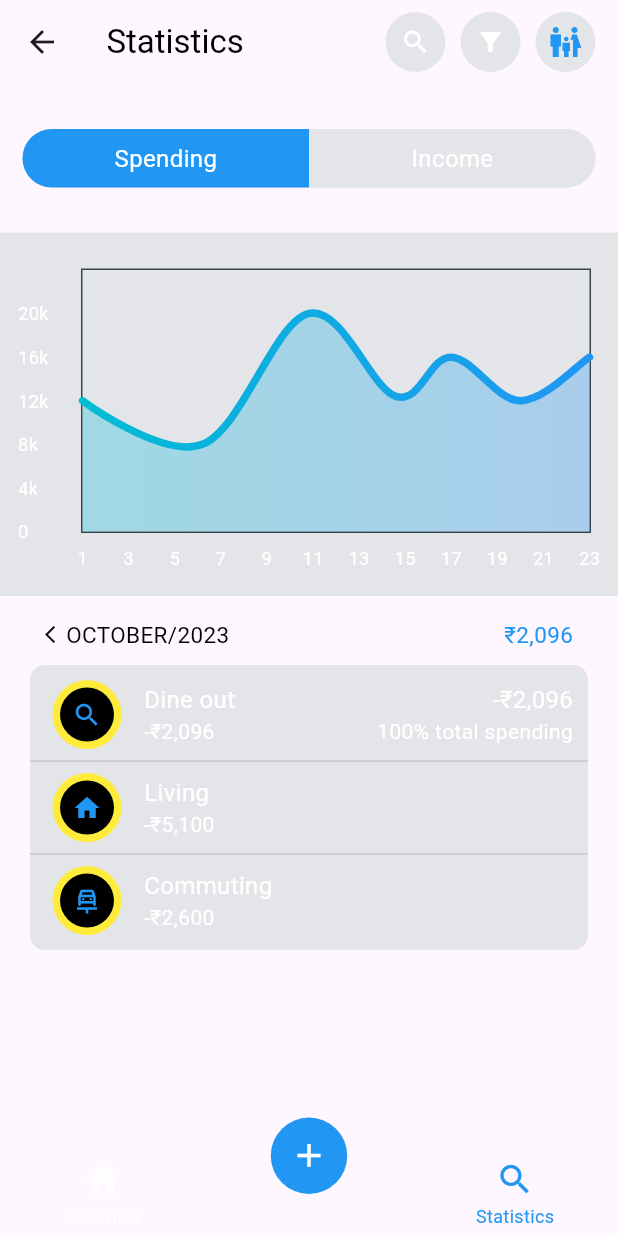
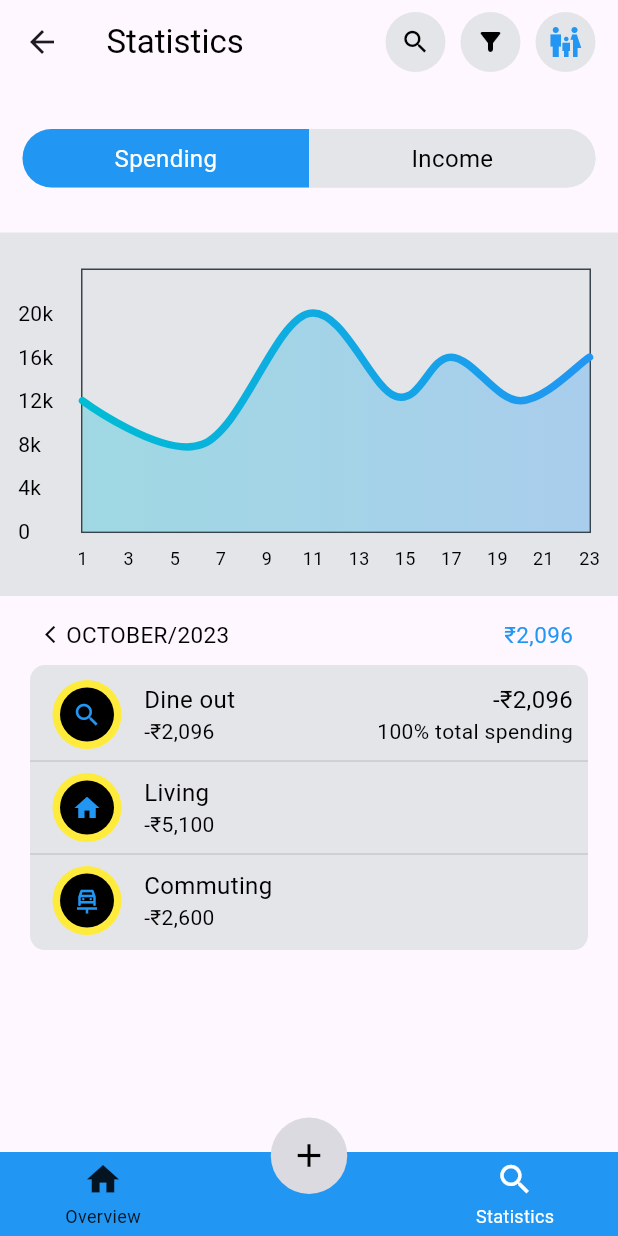
Before and after one commit to HorizoncoreDev/ExpenseManager, a Flutter app: the DashBoard screen opened directly, item 3 of the bottom bar chosen, on a phone screen of 412 x 824 dp. Run offline on Flutter 3.47's test engine with Material 3 defaults, Android fonts, the phone set to English and light mode, and no system bars; drawn by our look-alikes of fl_chart, persistent_bottom_nav_bar_v2; our stand-ins replace dropdown_button2, firebase_auth, firebase_core, flutter_bloc, flutter_svg, flutter_switch and 5 more; missing offline and left inert: flutter_facebook_auth, flutter_login_facebook; accounts and stored records are empty.

Commit message:
Light and dark mode theme completed.

```diff
--- a/lib/dashboard/dashboard.dart
+++ b/lib/dashboard/dashboard.dart
@@ -43,7 +43,7 @@ class _DashBoardState extends State<DashBoard> {
                 screens: buildScreens(),
                 items: _navBarsItems(),
                 confineInSafeArea: true,
-                backgroundColor: Helper.getBackgroundColor(context),
+                backgroundColor: Helper.getBottomNavigationColor(context).backgroundColor!,
                 handleAndroidBackButtonPress: true,
                 resizeToAvoidBottomInset: true,
                 stateManagement: true,
@@ -51,7 +51,7 @@ class _DashBoardState extends State<DashBoard> {
                 hideNavigationBarWhenKeyboardShows: true,
                 margin: EdgeInsets.zero,
                 popActionScreens: PopActionScreensType.all,
-                //bottomScreenMargin: 50,
+                // bottomScreenMargin: 50,
                 hideNavigationBar: hideNavBar,
                 popAllScreensOnTapOfSelectedTab: true,
                 navBarStyle: NavBarStyle.style15,
@@ -65,22 +65,23 @@ class _DashBoardState extends State<DashBoard> {
       PersistentBottomNavBarItem(
         icon: Icon(Icons.home),
         title: "Overview",
-        activeColorPrimary: Colors.blue,
-        inactiveColorPrimary: Colors.white70,
-        inactiveColorSecondary: Colors.blue,
+        activeColorPrimary: Helper.getBottomNavigationColor(context).selectedItemColor!,
+        inactiveColorPrimary: Helper.getBottomNavigationColor(context).unselectedItemColor!,
+        inactiveColorSecondary: Colors.white,
       ),
       PersistentBottomNavBarItem(
         icon: Icon(Icons.add),
         contentPadding: 0,
-        activeColorPrimary: Colors.blue,
-        activeColorSecondary: Colors.white,
-        inactiveColorPrimary: Colors.white,
+        activeColorPrimary:  Helper.getMiddleBottomNavBarItem(context),
+        activeColorSecondary: Helper.getTextColor(context),
+        inactiveColorPrimary: Helper.getTextColor(context),
+        inactiveColorSecondary: Helper.getTextColor(context)
          ),
       PersistentBottomNavBarItem(
         icon: Icon(Icons.search),
         title: ("Statistics"),
-        activeColorPrimary: Colors.blue,
-        inactiveColorPrimary: Colors.white70,
+        activeColorPrimary: Helper.getBottomNavigationColor(context).selectedItemColor!,
+        inactiveColorPrimary: Helper.getBottomNavigationColor(context).unselectedItemColor!,
       ),
     ];
   }
--- a/lib/overview_screen/add_spending/add_spending_screen.dart
+++ b/lib/overview_screen/add_spending/add_spending_screen.dart
@@ -215,7 +215,7 @@ class _AddSpendingScreenState extends State<AddSpendingScreen> {
                                 isExpanded: true,
                                 icon: const Icon(
                                   Icons.keyboard_arrow_down,
-                                  color: Colors.grey,
+                                  color: Colors.white,
                                 ),
                               ),
                             )),
@@ -797,7 +797,7 @@ class _AddSpendingScreenState extends State<AddSpendingScreen> {
                 Text("Cash",
                   overflow: TextOverflow.ellipsis,
                   style: TextStyle(
-                      color: Helper.getTextColor(context),
+                      color: Colors.white,
                       fontSize: 12
                   ),
                 ),
--- a/lib/overview_screen/overview_screen.dart
+++ b/lib/overview_screen/overview_screen.dart
@@ -263,7 +263,7 @@ class _OverviewScreenState extends State<OverviewScreen> {
                                 bottomRight: Radius.circular(10),
                                 topLeft: Radius.circular(5))
                         ),
-                        child: const Icon(Icons.arrow_forward,size: 18,),
+                        child: Icon(Icons.arrow_forward,size: 18,color: Colors.white,),
                       ),
                     ),
                   ),
@@ -352,7 +352,7 @@ class _OverviewScreenState extends State<OverviewScreen> {
               child: Column(
                 children: [
                   20.heightBox,
-                  const Icon(Icons.account_balance_wallet,color: Colors.white,size: 80,),
+                  Icon(Icons.account_balance_wallet,color: Helper.getTextColor(context),size: 80,),
                   10.heightBox,
                   Text("You don't have any expenses yet",
                   style: TextStyle(
@@ -518,7 +518,7 @@ class _OverviewScreenState extends State<OverviewScreen> {
                                 bottomRight: Radius.circular(10),
                                 topLeft: Radius.circular(5))
                         ),
-                        child: const Icon(Icons.arrow_forward,size: 18,),
+                        child: const Icon(Icons.arrow_forward,size: 18,color: Colors.white,),
                       ),
                     ),
                   ),
--- a/lib/statistics/statistics_screen.dart
+++ b/lib/statistics/statistics_screen.dart
@@ -72,9 +72,9 @@ class _StatisticsScreenState extends State<StatisticsScreen> {
                           shape: BoxShape.circle,
                           color: Helper.getCardColor(context)
                       ),
-                      child: const Icon(
+                      child: Icon(
                         Icons.search,
-                        color: Colors.white,
+                        color: Helper.getTextColor(context),
                         size: 20,
                       ),
                     ),
@@ -111,9 +111,9 @@ class _StatisticsScreenState extends State<StatisticsScreen> {
                           shape: BoxShape.circle,
                           color: Helper.getCardColor(context)
                       ),
-                      child: const Icon(
+                      child: Icon(
                         Icons.filter_alt_rounded,
-                        color: Colors.white,
+                        color: Helper.getTextColor(context),
                         size: 20,
                       ),
                     ),
@@ -173,13 +173,14 @@ class _StatisticsScreenState extends State<StatisticsScreen> {
                                             color: currPage == 1
                                                 ? Colors.blue
                                                 : Helper.getCardColor(context)),
-                                        child: const Align(
+                                        child: Align(
                                           alignment: Alignment.center,
                                           child: Text(
                                             'Spending',
                                             style: TextStyle(
                                               fontSize: 16,
-                                              color: Colors.white,
+                                              color: currPage == 1 ? Colors.white
+                                                  : Helper.getTextColor(context),
                                             ),
                                           ),
                                         )),
@@ -201,13 +202,14 @@ class _StatisticsScreenState extends State<StatisticsScreen> {
                                             color: currPage == 2
                                                 ? Colors.blue
                                                 : Helper.getCardColor(context)),
-                                        child: const Align(
+                                        child: Align(
                                           alignment: Alignment.center,
                                           child: Text(
                                             'Income',
                                             style: TextStyle(
                                               fontSize: 16,
-                                              color: Colors.white,
+                                              color:  currPage == 2 ? Colors.white
+                                                  : Helper.getTextColor(context),
                                             ),
                                           ),
                                         )),
@@ -321,12 +323,12 @@ class _StatisticsScreenState extends State<StatisticsScreen> {
                             children: [
                               Text("Dine out",
                               style: TextStyle(
-                                color: Colors.white,
+                                color: Helper.getTextColor(context),
                                 fontSize: 16
                               ),),
                               Text("-\u20B92,096",
                                 style: TextStyle(
-                                    color: Colors.white,
+                                    color:Helper.getTextColor(context),
                                     fontSize: 14
                                 ),)
                             ],
@@ -337,12 +339,12 @@ class _StatisticsScreenState extends State<StatisticsScreen> {
                           children: [
                             Text("-\u20B92,096",
                               style: TextStyle(
-                                  color: Colors.white,
+                                  color: Helper.getTextColor(context),
                                   fontSize: 16
                               ),),
                             Text("100% total spending",
                               style: TextStyle(
-                                  color: Colors.white,
+                                  color: Helper.getTextColor(context),
                                   fontSize: 14
                               ),)
                           ],
@@ -385,12 +387,12 @@ class _StatisticsScreenState extends State<StatisticsScreen> {
                             children: [
                               Text("Living",
                                 style: TextStyle(
-                                    color: Colors.white,
+                                    color: Helper.getTextColor(context),
                                     fontSize: 16
                                 ),),
                               Text("-\u20B95,100",
                                 style: TextStyle(
-                                    color: Colors.white,
+                                    color: Helper.getTextColor(context),
                                     fontSize: 14
                                 ),)
                             ],
@@ -434,12 +436,12 @@ class _StatisticsScreenState extends State<StatisticsScreen> {
                             children: [
                               Text("Commuting",
                                 style: TextStyle(
-                                    color: Colors.white,
+                                    color: Helper.getTextColor(context),
                                     fontSize: 16
                                 ),),
                               Text("-\u20B92,600",
                                 style: TextStyle(
-                                    color: Colors.white,
+                                    color: Helper.getTextColor(context),
                                     fontSize: 14
                                 ),)
                             ],
@@ -491,7 +493,7 @@ class _StatisticsScreenState extends State<StatisticsScreen> {
                 Expanded(
                   child: Text("OCTOBER/2023",
                     style: TextStyle(
-                        color: Helper.getCardColor(context),
+                        color: Helper.getTextColor(context),
                         fontSize: 15
                     ),),
                 ),
@@ -545,12 +547,12 @@ class _StatisticsScreenState extends State<StatisticsScreen> {
                             children: [
                               Text("Dine out",
                                 style: TextStyle(
-                                    color: Colors.white,
+                                    color:Helper.getTextColor(context),
                                     fontSize: 16
                                 ),),
                               Text("-\u20B92,096",
                                 style: TextStyle(
-                                    color: Colors.white,
+                                    color: Helper.getTextColor(context),
                                     fontSize: 14
                                 ),)
                             ],
@@ -561,12 +563,12 @@ class _StatisticsScreenState extends State<StatisticsScreen> {
                           children: [
                             Text("-\u20B92,096",
                               style: TextStyle(
-                                  color: Colors.white,
+                                  color:Helper.getTextColor(context),
                                   fontSize: 16
                               ),),
                             Text("100% total spending",
                               style: TextStyle(
-                                  color: Colors.white,
+                                  color: Helper.getTextColor(context),
                                   fontSize: 14
                               ),)
                           ],
@@ -636,7 +638,7 @@ class _StatisticsScreenState extends State<StatisticsScreen> {
                       padding: const EdgeInsets.symmetric(horizontal: 10.0,vertical: 10),
                       child: Text("YEAR",
                       style: TextStyle(
-                        color: Colors.grey,
+                        color: Helper.getTextColor(context),
                         fontSize: 14
                       ),),
                     ),
@@ -661,7 +663,7 @@ class _StatisticsScreenState extends State<StatisticsScreen> {
                       padding: const EdgeInsets.symmetric(horizontal: 10.0,vertical: 10),
                       child: Text("MONTH(Can filter by one or more)",
                         style: TextStyle(
-                            color: Colors.grey,
+                            color: Helper.getTextColor(context),
                             fontSize: 14
                         ),),
                     ),
@@ -679,7 +681,7 @@ class _StatisticsScreenState extends State<StatisticsScreen> {
                               ),
                               child: Text("January",
                                 style: TextStyle(
-                                    color: Colors.white,
+                                    color: Helper.getTextColor(context),
                                     fontSize: 16
                                 ),
                               ),
@@ -696,7 +698,7 @@ class _StatisticsScreenState extends State<StatisticsScreen> {
                               ),
                               child: Text("February",
                                 style: TextStyle(
-                                    color: Colors.white,
+                                    color: Helper.getTextColor(context),
                                     fontSize: 16
                                 ),
                               ),
@@ -713,7 +715,7 @@ class _StatisticsScreenState extends State<StatisticsScreen> {
                               ),
                               child: Text("March",
                                 style: TextStyle(
-                                    color: Colors.white,
+                                    color: Helper.getTextColor(context),
                                     fontSize: 16
                                 ),
                               ),
@@ -737,7 +739,7 @@ class _StatisticsScreenState extends State<StatisticsScreen> {
                               ),
                               child: Text("April",
                                 style: TextStyle(
-                                    color: Colors.white,
+                                    color: Helper.getTextColor(context),
                                     fontSize: 16
                                 ),
                               ),
@@ -754,7 +756,7 @@ class _StatisticsScreenState extends State<StatisticsScreen> {
                               ),
                               child: Text("May",
                                 style: TextStyle(
-                                    color: Colors.white,
+                                    color: Helper.getTextColor(context),
                                     fontSize: 16
                                 ),
                               ),
@@ -771,7 +773,7 @@ class _StatisticsScreenState extends State<StatisticsScreen> {
                               ),
                               child: Text("June",
                                 style: TextStyle(
-                                    color: Colors.white,
+                                    color: Helper.getTextColor(context),
                                     fontSize: 16
                                 ),
                               ),
@@ -796,7 +798,7 @@ class _StatisticsScreenState extends State<StatisticsScreen> {
                               ),
                               child: Text("July",
                                 style: TextStyle(
-                                    color: Colors.white,
+                                    color: Helper.getTextColor(context),
                                     fontSize: 16
                                 ),
                               ),
@@ -813,7 +815,7 @@ class _StatisticsScreenState extends State<StatisticsScreen> {
                               ),
                               child: Text("August",
                                 style: TextStyle(
-                                    color: Colors.white,
+                                    color: Helper.getTextColor(context),
                                     fontSize: 16
                                 ),
                               ),
@@ -830,7 +832,7 @@ class _StatisticsScreenState extends State<StatisticsScreen> {
                               ),
                               child: Text("September",
                                 style: TextStyle(
-                                    color: Colors.white,
+                                    color: Helper.getTextColor(context),
                                     fontSize: 16
                                 ),
                               ),
@@ -855,7 +857,7 @@ class _StatisticsScreenState extends State<StatisticsScreen> {
                               ),
                               child: Text("October",
                                 style: TextStyle(
-                                    color: Colors.white,
+                                    color: Helper.getTextColor(context),
                                     fontSize: 16
                                 ),
                               ),
@@ -872,7 +874,7 @@ class _StatisticsScreenState extends State<StatisticsScreen> {
                               ),
                               child: Text("November",
                                 style: TextStyle(
-                                    color: Colors.white,
+                                    color: Helper.getTextColor(context),
                                     fontSize: 16
                                 ),
                               ),
@@ -889,7 +891,7 @@ class _StatisticsScreenState extends State<StatisticsScreen> {
                               ),
                               child: Text("December",
                                 style: TextStyle(
-                                    color: Colors.white,
+                                    color: Helper.getTextColor(context),
                                     fontSize: 16
                                 ),
                               ),
@@ -903,7 +905,7 @@ class _StatisticsScreenState extends State<StatisticsScreen> {
                       padding: const EdgeInsets.symmetric(horizontal: 10.0,vertical: 10),
                       child: Text("CATEGORY",
                         style: TextStyle(
-                            color: Colors.grey,
+                            color: Helper.getTextColor(context),
                             fontSize: 14
                         ),),
                     ),
@@ -931,7 +933,7 @@ class _StatisticsScreenState extends State<StatisticsScreen> {
                             ),
                             child: Text(item.text,
                               style: TextStyle(
-                                  color: Colors.white,
+                                  color: Helper.getTextColor(context),
                                   fontSize: 14
                               ),
                             ),
@@ -946,50 +948,50 @@ class _StatisticsScreenState extends State<StatisticsScreen> {
 
 
   Widget bottomTitleWidgets(double value, TitleMeta meta) {
-    const style = TextStyle(
-      color: Colors.white,
+    final style = TextStyle(
+      color: Helper.getTextColor(context),
       fontSize: 12,
     );
     Widget text;
     switch (value.toInt()) {
       case 0:
-        text = const Text('1', style: style);
+        text = Text('1', style: style);
         break;
       case 1:
-        text = const Text('3', style: style);
+        text =  Text('3', style: style);
         break;
       case 2:
-        text = const Text('5', style: style);
+        text =  Text('5', style: style);
         break;
       case 3:
-        text = const Text('7', style: style);
+        text =  Text('7', style: style);
         break;
       case 4:
-        text = const Text('9', style: style);
+        text =  Text('9', style: style);
         break;
       case 5:
-        text = const Text('11', style: style);
+        text =  Text('11', style: style);
         break;
       case 6:
-        text = const Text('13', style: style);
+        text =  Text('13', style: style);
         break;
       case 7:
-        text = const Text('15', style: style);
+        text =  Text('15', style: style);
         break;
       case 8:
-        text = const Text('17', style: style);
+        text =  Text('17', style: style);
         break;
       case 9:
-        text = const Text('19', style: style);
+        text =  Text('19', style: style);
         break;
       case 10:
-        text = const Text('21', style: style);
+        text =  Text('21', style: style);
         break;
       case 11:
-        text = const Text('23', style: style);
+        text =  Text('23', style: style);
         break;
       default:
-        text = const Text('', style: style);
+        text =  Text('', style: style);
         break;
     }
 
@@ -1000,10 +1002,6 @@ class _StatisticsScreenState extends State<StatisticsScreen> {
   }
 
   Widget leftTitleWidgets(double value, TitleMeta meta) {
-    const style = TextStyle(
-      color: Colors.white,
-      fontSize: 12,
-    );
     String text;
     switch (value.toInt()) {
       case 0:
@@ -1028,7 +1026,9 @@ class _StatisticsScreenState extends State<StatisticsScreen> {
         return Container();
     }
 
-    return Text(text, style: style, textAlign: TextAlign.left);
+    return Text(text, style: TextStyle(
+      color: Helper.getTextColor(context)
+    ), textAlign: TextAlign.left);
   }
 
   LineChartData mainData() {
--- a/lib/utils/helper.dart
+++ b/lib/utils/helper.dart
@@ -30,4 +30,15 @@ class Helper {
     return themeNotifier.getTheme().cardColor;
   }
 
+  static BottomNavigationBarThemeData getBottomNavigationColor(BuildContext context) {
+    ThemeNotifier themeNotifier = Provider.of<ThemeNotifier>(context);
+    return themeNotifier.getTheme().bottomNavigationBarTheme;
+  }
+
+  static Color getMiddleBottomNavBarItem(BuildContext context) {
+    ThemeNotifier themeNotifier = Provider.of<ThemeNotifier>(context);
+    return themeNotifier.getTheme().canvasColor;
+  }
+
+
 }
--- a/lib/utils/theme_notifier.dart
+++ b/lib/utils/theme_notifier.dart
@@ -22,8 +22,13 @@ class ThemeNotifier with ChangeNotifier {
     backgroundColor: Colors.black87,
     hintColor: Colors.white,
     cardColor: const Color(0xff30302d),
-    dividerColor: Colors.black26,
-
+    dividerColor: const Color(0xff30302d),
+    canvasColor: Colors.blue,
+    bottomNavigationBarTheme: BottomNavigationBarThemeData(
+      backgroundColor: const Color(0xff30302d),
+      selectedItemColor: Colors.blue,
+      unselectedItemColor: Colors.white60,
+    )
   );
 
   final lightTheme = ThemeData(
@@ -32,8 +37,15 @@ class ThemeNotifier with ChangeNotifier {
     brightness: Brightness.light,
     backgroundColor: Colors.white60,
     hintColor: Colors.black,
+    canvasColor: const Color(0xffdadae0),
     cardColor: const Color(0xffe4e5e9),
-    dividerColor: Colors.white54,
+    dividerColor: Colors.blue,
+      bottomNavigationBarTheme: BottomNavigationBarThemeData(
+          backgroundColor: Colors.blue,
+          selectedItemColor: Colors.white,
+          unselectedItemColor: Colors.black87
+
+      )
   );
 
 
```
Also changed, not shown: lib/other_screen/account_detail/account_detail_screen.dart (+30 -30 lines), lib/other_screen/category/add_category/add_category_screen.dart (+5 -2 lines), lib/other_screen/category/category_screen.dart (+14 -10 lines), lib/other_screen/category/sub_category_screen/sub_category_screen.dart (+16 -13 lines), lib/other_screen/edit_account_detail/edit_account_detail_screen.dart (+13 -13 lines), lib/other_screen/family_account/family_account_screen.dart (+4 -4 lines), lib/other_screen/general_setting/general_setting_screen.dart (+15 -25 lines), lib/other_screen/my_library/my_library_screen.dart (+4 -4 lines), lib/other_screen/other_screen.dart (+32 -32 lines), lib/overview_screen/income_detail_screen/income_detail_screen.dart (+58 -57 lines), lib/overview_screen/spending_detail_screen/spending_detail_screen.dart (+26 -23 lines), lib/statistics/search/search_screen.dart (+20 -17 lines).
